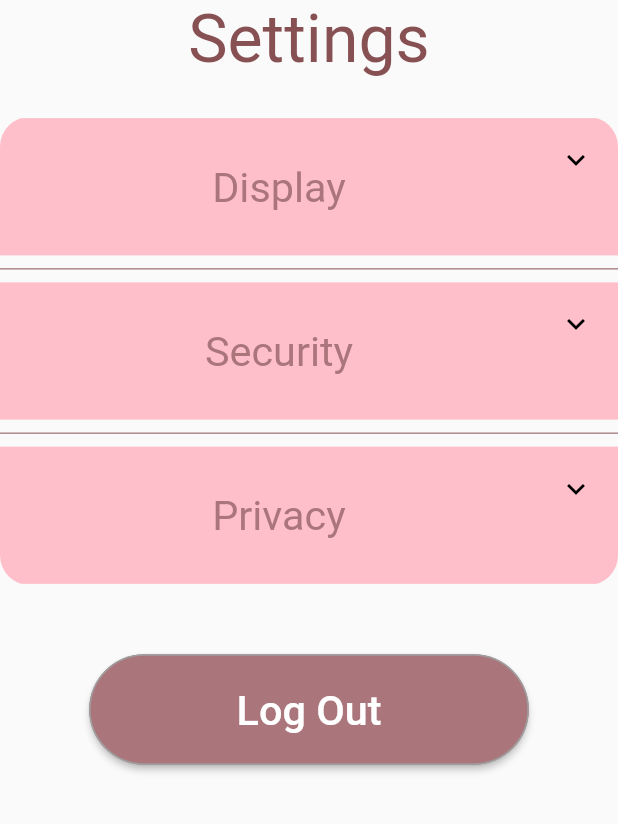
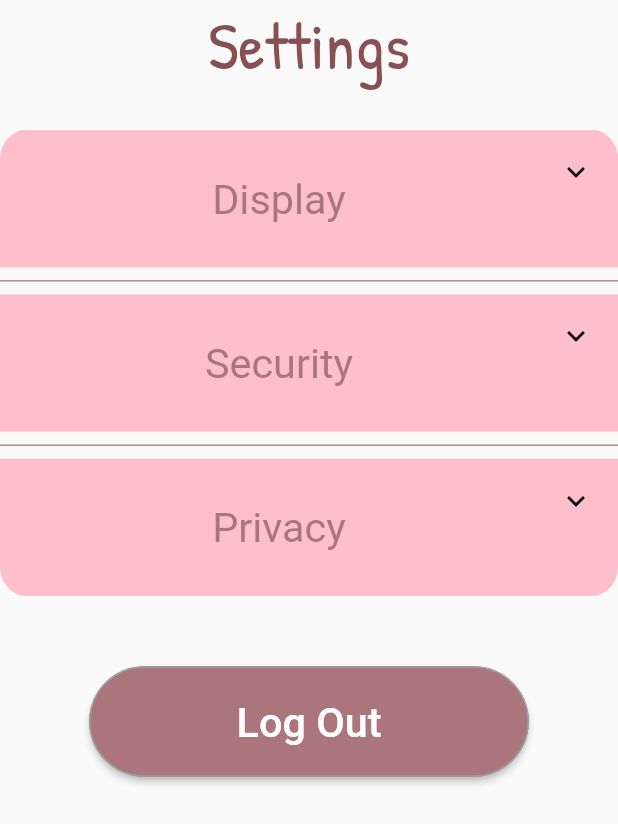
Before and after one commit to Spandan14/HumanKnit, a Flutter app: the SettingsPage widget shown alone on an empty page, opened directly, on a phone screen of 412 x 824 dp. Shown: the top 824 px of the screen. Run offline on Flutter 3.47's test engine with Material 2 defaults, Android fonts, the phone set to English and light mode, and no system bars; our stand-ins replace cloud_firestore, firebase_auth, firebase_storage, geolocator, image_picker, shared_preferences; missing offline and left inert: flutter_webview_plugin, universal_html, xml_parser; accounts and stored records are empty; network calls fail; statements that could not run were skipped.

Commit message:
added AdventPro and BungeeInline fonts

```diff
--- a/humanknit/lib/nav.dart
+++ b/humanknit/lib/nav.dart
@@ -48,7 +48,7 @@ class _NavigationState extends State<Navigation> {
     ];
 
     return MaterialApp(
-      theme: ThemeData(fontFamily: 'BungeeInline'),
+      theme: ThemeData(fontFamily: 'AdventPro'),
       home: Scaffold(
         backgroundColor: backgroundColors[selectedIndex],
         body: SizedBox.expand(
--- a/humanknit/lib/settings.dart
+++ b/humanknit/lib/settings.dart
@@ -201,6 +201,7 @@ class SettingsPageState extends State<SettingsPage> {
             "Settings",
             textAlign: TextAlign.center,
             style: TextStyle(
+              fontFamily: "PatrickHand",
               fontSize: 48 / 896 * height,
               color: AppTheme.THEME_COLORS[3][3],
             ),
--- a/humanknit/pubspec.yaml
+++ b/humanknit/pubspec.yaml
@@ -79,6 +79,12 @@ flutter:
     - family: BungeeInline
       fonts:
         - asset: fonts/Bungee-LowercaseCustomized.otf
+    - family: AdventPro
+      fonts:
+        - asset: fonts/AdventPro-Regular.ttf
+    - family: PatrickHand
+      fonts:
+        - asset: fonts/PatrickHand-Regular.ttf
   # fonts:
   #   - family: Schyler
   #     fonts:
```
Also changed, not shown: humanknit/fonts/AdventPro-Regular.ttf (added), humanknit/fonts/PatrickHand-Regular.ttf (added), humanknit/pubspec.lock.
